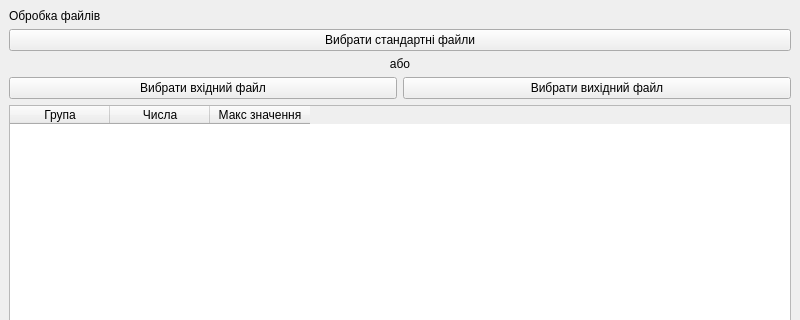
The window that lab7/ui/task1_ui.ui (Ihor-Mykytiuk/university-projects) describes before a commit, drawn with Qt 5; both pictures show x 0 to 800 and y 0 to 320 of the 800 by 600 pixel window.
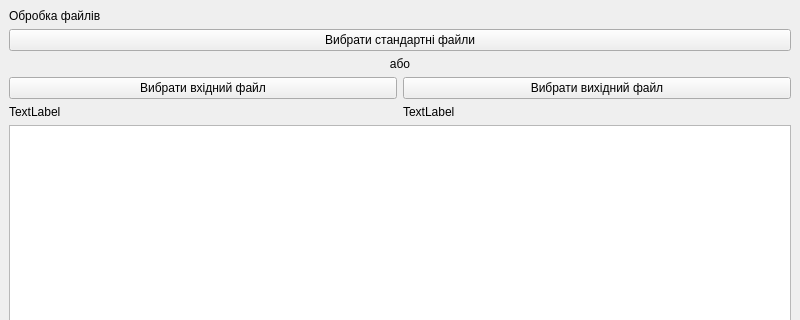
The same window after the commit.

Commit message: Added interface and standard files

What changed in the file:
```diff
--- a/lab7/ui/task1_ui.ui
+++ b/lab7/ui/task1_ui.ui
@@ -14,7 +14,7 @@
    <string>MainWindow</string>
   </property>
   <widget class="QWidget" name="centralwidget">
-   <layout class="QVBoxLayout" name="verticalLayout_2">
+   <layout class="QVBoxLayout" name="verticalLayout_3">
     <item>
      <widget class="QLabel" name="label">
       <property name="text">
@@ -23,7 +23,7 @@
      </widget>
     </item>
     <item>
-     <layout class="QVBoxLayout" name="verticalLayout">
+     <layout class="QVBoxLayout" name="verticalLayout_2">
       <item>
        <widget class="QPushButton" name="btnSelectStandardFiles">
         <property name="text">
@@ -42,6 +42,8 @@
        </widget>
       </item>
       <item>
+       <layout class="QVBoxLayout" name="verticalLayout">
+        <item>
        <layout class="QHBoxLayout" name="horizontalLayout">
         <item>
          <widget class="QPushButton" name="btnSelectInputFile">
@@ -59,26 +61,30 @@
         </item>
        </layout>
       </item>
-     </layout>
-    </item>
     <item>
-     <widget class="QTableWidget" name="tableResults">
-      <column>
+         <layout class="QHBoxLayout" name="horizontalLayout_3">
+          <item>
+           <widget class="QLabel" name="labelInputFile">
        <property name="text">
-        <string>Група</string>
-       </property>
-      </column>
-      <column>
+             <string>TextLabel</string>
+            </property>
+           </widget>
+          </item>
+          <item>
+           <widget class="QLabel" name="labelOutputFile">
        <property name="text">
-        <string>Числа</string>
-       </property>
-      </column>
-      <column>
-       <property name="text">
-        <string>Макс значення</string>
-       </property>
-      </column>
-     </widget>
+             <string>TextLabel</string>
+            </property>
+           </widget>
+          </item>
+         </layout>
+        </item>
+       </layout>
+      </item>
+     </layout>
+    </item>
+    <item>
+     <widget class="QTableWidget" name="tableResults"/>
     </item>
     <item>
      <widget class="QLabel" name="labelMessages">
```
Left out of the diff: 2 changed lines with no effect on the pictures. Lines whose indentation alone changed are shown as unchanged. The commit also changes 3 other files.
